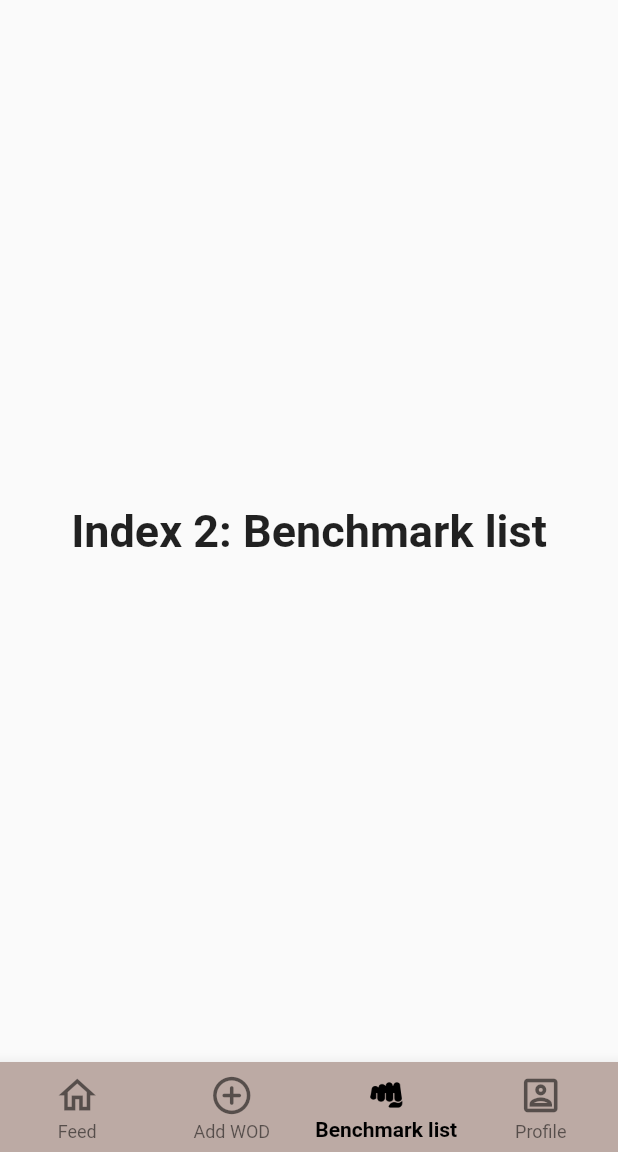
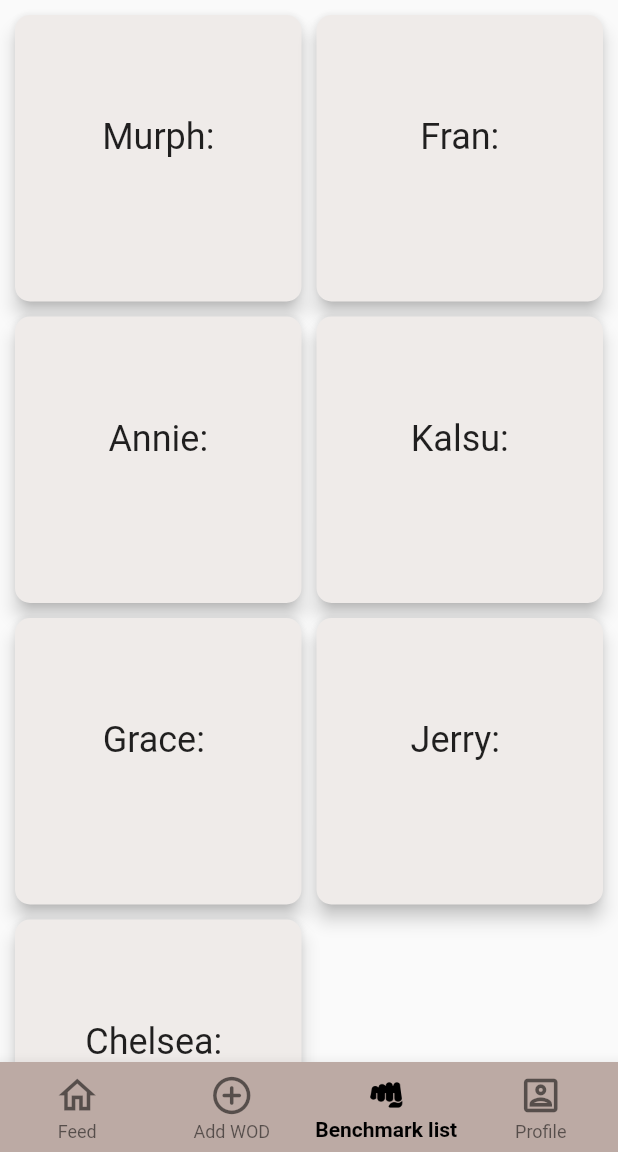
Before and after one commit to nicolaslepage/crossfeed, a Flutter app: the screen it shows after launch, item 3 of the bottom bar chosen, on a phone screen of 412 x 824 dp, the part 84-1236 px from its top. Run offline on Flutter 3.47's test engine with Material 2 defaults, Android fonts, the phone set to English and light mode, and no system bars.

Commit message:
added wod_list_route, workout class and wod_description_route

```diff
--- a/lib/like_button_widget.dart
+++ b/lib/like_button_widget.dart
@@ -21,7 +21,7 @@ class _like_buttonState extends State<like_button> {
   Widget build(BuildContext context) {
     return Center(
       child: IconButton(
-        iconSize: 30,
+        iconSize: 20,
         icon: _selected_icon,
         color: Colors.black,
         tooltip: 'Add to favorite',
--- /dev/null
+++ b/lib/model/workout.dart
@@ -0,0 +1,11 @@
+class Workout {
+  final String name;
+  final String type1;
+  final String mouvements;
+
+  const Workout({
+    required this.name,
+    required this.type1,
+    required this.mouvements,
+  });
+}
--- a/lib/navigatorroute.dart
+++ b/lib/navigatorroute.dart
@@ -1,4 +1,6 @@
 import 'package:flutter/material.dart';
+
+import 'wodlist_route.dart';
 
 import '/page/profile_page.dart';
 
@@ -27,10 +29,7 @@ class _navigator_routeState extends State<navigator_route> {
       'Index 1: Add WOD',
       style: optionStyle,
     ),
-    const Text(
-      'Index 2: Benchmark list',
-      style: optionStyle,
-    ),
+    Wodlist_route(),
     ProfilePage()
   ];
 
--- a/lib/wodlist_route.dart
+++ b/lib/wodlist_route.dart
@@ -1,24 +1,12 @@
-// Copyright 2018 The Chromium Authors. All rights reserved.
-// Use of this source code is governed by a BSD-style license that can be
-// found in the LICENSE file.
+import 'package:flutter/material.dart';
+import 'model/workout.dart';
+import 'workout_description_route.dart';
 
-import 'package:flutter/material.dart';
+class Wodlist_route extends StatelessWidget {
+  @override
+  Widget build(BuildContext context) {
 
-import 'category.dart';
-
-final _backgroundColor = Colors.brown[50];
-
-/// Category Route (screen).
-///
-/// This is the 'home' screen of the Unit Converter. It shows a header and
-/// a list of [Categories].
-///
-/// While it is named FeedRoute, a more apt name would be CategoryScreen,
-/// because it is responsible for the UI at the route's destination.
-class CategoryRoute extends StatelessWidget {
-  const CategoryRoute({Key? key}) : super(key: key);
-
-  static const _categoryNames = <String>[
+    const _categoryNames = <String>[
       'Martin Btx',
       'Nicolas Lepage',
       'Ugo Pelissier',
@@ -28,7 +16,17 @@ class CategoryRoute extends StatelessWidget {
       'Raphael Toledano',
     ];
 
-  static const _categoryWorkoutname = <String>[
+    const _categorytype = <String>[
+      'Hero',
+      'Girl',
+      'Girl',
+      'Hero',
+      'Girl',
+      'Hero',
+      'Girl',
+    ];
+
+    const _categoryWorkoutname = <String>[
       'Murph:\n',
       'Fran:\n',
       'Annie:\n',
@@ -38,7 +36,7 @@ class CategoryRoute extends StatelessWidget {
       'Chelsea: \n',
     ];
 
-  static const _categoryWorkouttype = <String>[
+    const _categoryWorkouttype = <String>[
       'For Time\n',
       'For Time\n',
       'For Time\n',
@@ -48,7 +46,7 @@ class CategoryRoute extends StatelessWidget {
       'EMOM 30min\n',
     ];
 
-  static const _categoryWorkoutmouvements = <String>[
+    const _categoryWorkoutmouvements = <String>[
 
       "1 mile run\n"
           "100 pull-ups\n"
@@ -78,7 +76,7 @@ class CategoryRoute extends StatelessWidget {
           "15 Squats",
     ];
 
-  static const _categoryscore = <String>[
+    const _categoryscore = <String>[
       '00:32:15',
       '00:04:45',
       '00:15:18',
@@ -88,7 +86,7 @@ class CategoryRoute extends StatelessWidget {
       '26 Rounds',
     ];
 
-  static const _categoryweight = <String>[
+    const _categoryweight = <String>[
       'Scaled',
       'RX',
       'Scaled',
@@ -98,7 +96,7 @@ class CategoryRoute extends StatelessWidget {
       'Scaled',
     ];
 
-  static const _categoryrank = <String>[
+    const _categoryrank = <String>[
       '999th',
       '1st ;)',
       '200th',
@@ -108,39 +106,46 @@ class CategoryRoute extends StatelessWidget {
       '512th',
     ];
 
-  /// Makes the correct number of rows for the list view.
-  ///
-  /// For portrait, we construct a [ListView] from the list of category widgets.
-  Widget _buildCategoryWidgets(List<Widget> categories) {
-    return ListView.builder(
-      itemBuilder: (BuildContext context, int index) => categories[index],
-      itemCount: categories.length,
-    );
-  }
-
-  @override
-  Widget build(BuildContext context) {
-    final categories = <Category>[];
+    final wod_examples = <Workout>[];
 
     for (var i = 0; i < _categoryNames.length; i++) {
-      categories.add(Category(
-        name: _categoryNames[i],
-        workout: _categoryWorkoutname[i],
-        workouttype: _categoryWorkouttype[i],
+      wod_examples.add(Workout(
+        name: _categoryWorkoutname[i],
+        type1: _categoryWorkouttype[i],
         mouvements: _categoryWorkoutmouvements[i],
-        score: _categoryscore[i],
-        weight: _categoryweight[i],
-        rank: _categoryrank[i],
-        iconLocation: Icons.account_circle_outlined,
       ));
     }
 
-    final listView = Container(
-      color: _backgroundColor,
-      padding: const EdgeInsets.symmetric(vertical: 0.0),
-      child: _buildCategoryWidgets(categories),
+    return GridView.count(
+      // Create a grid with 2 columns. If you change the scrollDirection to
+      // horizontal, this produces 2 rows.
+      primary: false,
+      padding: const EdgeInsets.all(10),
+      crossAxisSpacing: 10,
+      mainAxisSpacing: 10,
+      crossAxisCount: 2,
+      // Generate 100 widgets that display their index in the List.
+      children: List.generate(wod_examples.length, (index) {
+        return RaisedButton(
+
+          elevation: 5,
+          onPressed: () {
+            Navigator.push (
+              context,
+              MaterialPageRoute(builder: (context) => workout_description_route(given_wod :wod_examples[index]))
             );
-
-    return listView;
+          },
+          color: Colors.brown[50],
+          shape: RoundedRectangleBorder(
+              borderRadius: BorderRadius.circular(10)),
+          child: Center(
+          child: Text(
+            wod_examples[index].name,
+            style: Theme.of(context).textTheme.headline5,
+          ),
+        ),
+        );
+      }),
+    );
   }
 }
```
Also changed, not shown: lib/category.dart (+10 -10 lines), lib/workout_description_route.dart (added, +76 -0 lines), lib/utils/user_preferences.dart (line endings or trailing spaces). Lines whose indentation alone changed are shown as unchanged.
